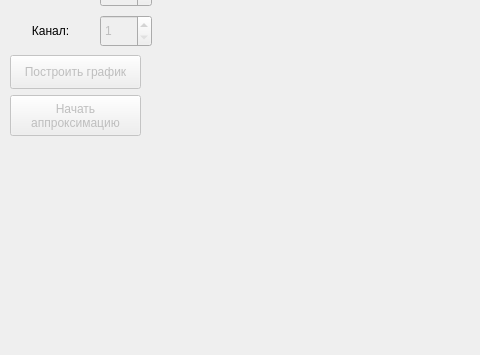
First picture: the form in mainwindow.ui, repository nbezhodarnov/cardio_curve_approximation, before the edit; both pictures show x 0 to 480 and y 82 to 437 of the 664 by 437 pixel window.
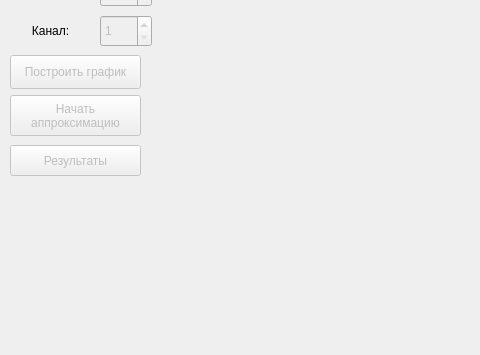
Second picture: the form after the edit. Custom widgets are drawn as their Qt base class.

Commit message: Added button result.

Patch:
```diff
--- a/mainwindow.ui
+++ b/mainwindow.ui
@@ -143,6 +143,22 @@
 аппроксимацию</string>
     </property>
    </widget>
+   <widget class="QPushButton" name="results">
+    <property name="enabled">
+     <bool>false</bool>
+    </property>
+    <property name="geometry">
+     <rect>
+      <x>10</x>
+      <y>210</y>
+      <width>131</width>
+      <height>31</height>
+     </rect>
+    </property>
+    <property name="text">
+     <string>Результаты</string>
+    </property>
+   </widget>
   </widget>
   <widget class="QMenuBar" name="menuBar">
    <property name="geometry">
```
Left out of the diff: 2 changed lines with no effect on the pictures. The commit also changes 2 other files.
